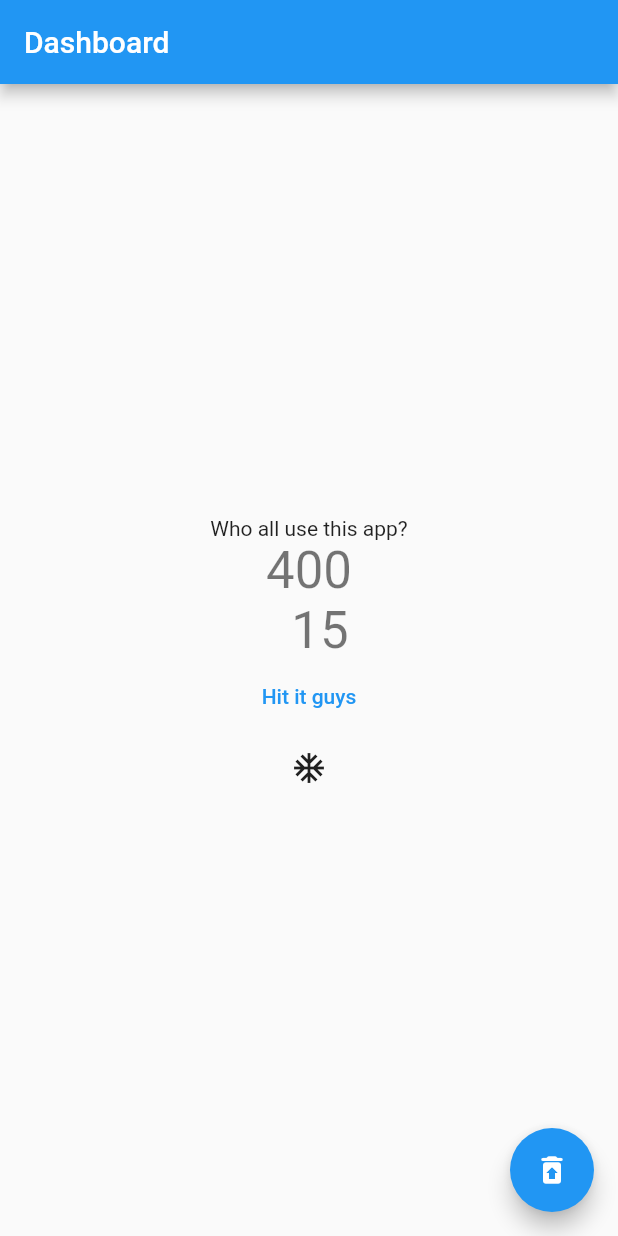
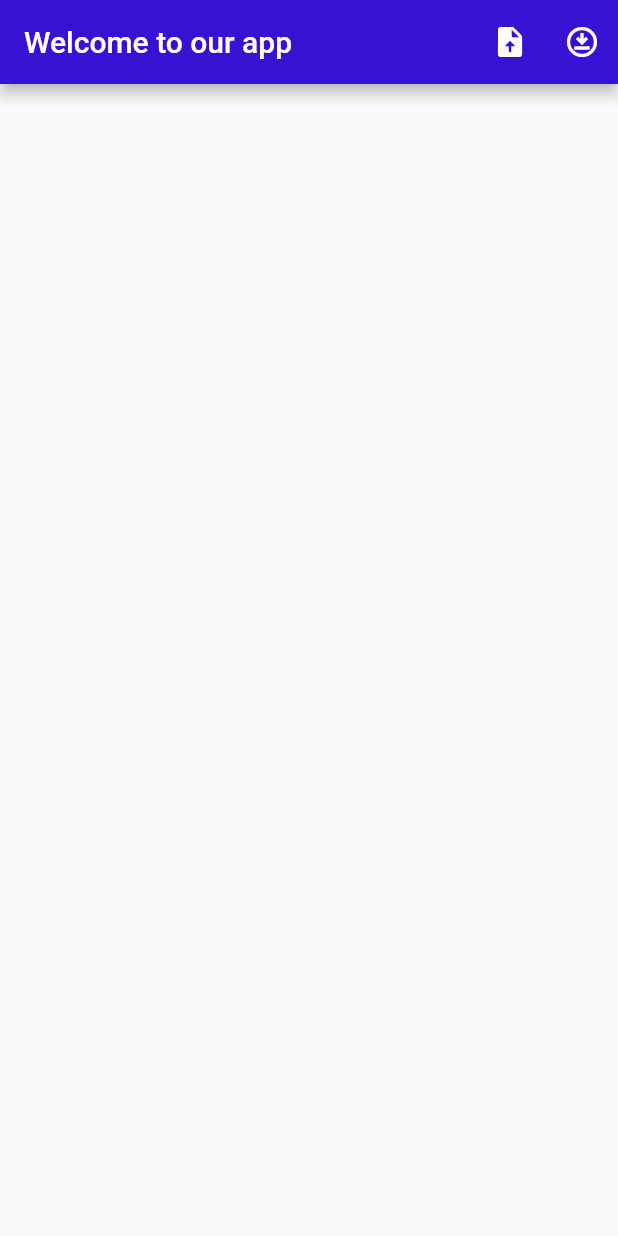
Before and after one commit to Gaurav-0711/Multipeer-decentralised-storage-system, a Flutter app: the screen it shows after launch, on a phone screen of 412 x 824 dp. Run offline on Flutter 3.47's test engine with Material 2 defaults, Android fonts, the phone set to English and light mode, and no system bars.

Commit message:
Custom Front end with upload download placeholders

```diff
--- a/dsapp/lib/main.dart
+++ b/dsapp/lib/main.dart
@@ -1,3 +1,5 @@
+
+
 import 'package:flutter/material.dart';
 import 'ThemeClass.dart';
 import 'rsa.dart';
@@ -15,7 +17,7 @@
       debugShowCheckedModeBanner: false,
       themeMode: ThemeMode.system,
       darkTheme: ThemeClass.darkTheme,
-      home: const MyHomePage(title: 'Dashboard'),
+      home: const Homely(title: 'Dashboard'),
     );
   }
 }
@@ -47,7 +49,7 @@
     return Scaffold(
         appBar: AppBar(
           title: Text(widget.title),
-          actions:  <Widget>[
+          actions: <Widget>[
             TextButton(
               onPressed: () {},
               child: const Text("Save"),
@@ -56,7 +58,6 @@
               onPressed: () {},
               child: const Text("Lessgo"),
             ),
-
           ],
         ),
         body: Center(
@@ -68,8 +69,6 @@
                 ),
                 Text(
                   '$_counter\n  $_sum',
-
-
                   style: Theme.of(context).textTheme.headline4,
                 ),
                 TextButton(
@@ -82,13 +81,7 @@
                   },
                   child: const Text('Hit it guys'),
                 ),
-              const IconButton(
-                icon: Icon(Icons.ac_unit_outlined),
-                onPressed: () {
-            Navigator.push(
-              MaterialPageRoute(builder: () async => const SecondRoute()),);
-            ],
-          ),
+              ]),
         ),
         floatingActionButton: FloatingActionButton(
             onPressed: _resetCounter,
@@ -101,6 +94,7 @@
         );
   }
 }
+
 class SecondRoute extends StatelessWidget {
   const SecondRoute({super.key});
 
@@ -121,3 +115,33 @@
     );
   }
 }
+
+class Homely extends StatefulWidget {
+  final String title;
+  const Homely({Key? key, required this.title}) : super(key: key);
+
+  @override
+  _HomelyState createState() => _HomelyState();
+}
+
+class _HomelyState extends State<Homely> {
+  @override
+  Widget build(BuildContext context) {
+    return Scaffold(
+      appBar: AppBar(
+        backgroundColor: Color.fromARGB(255, 56, 18, 210),
+        title: Text('Welcome to our app'),
+        actions: [
+          IconButton(
+            icon: const Icon(Icons.upload_file_rounded),
+            onPressed: () {},
+          ),
+          IconButton(
+            icon: const Icon(Icons.download_for_offline_outlined),
+            onPressed: () {},
+          ),
+        ],
+      ),
+    );
+  }
+}
```
Lines whose indentation alone changed are shown as unchanged.
